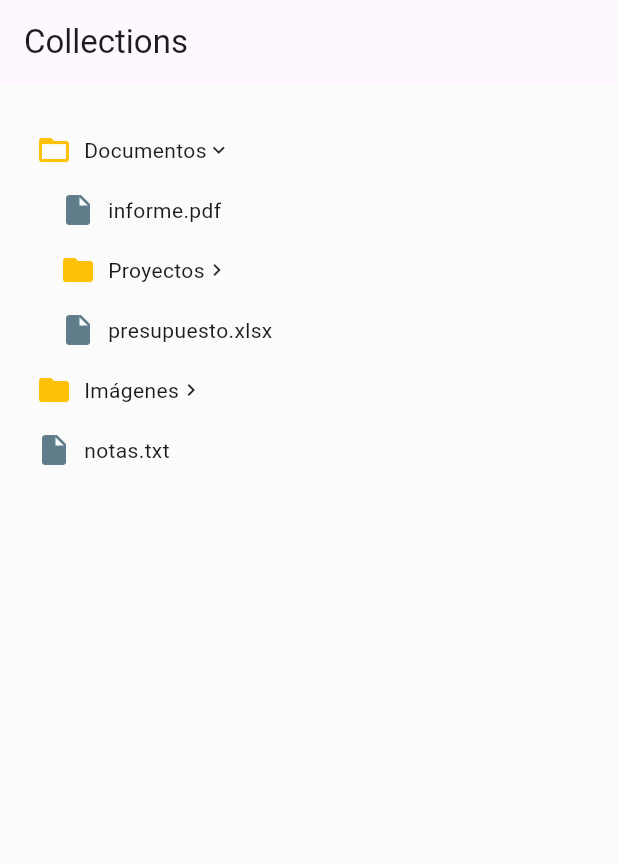
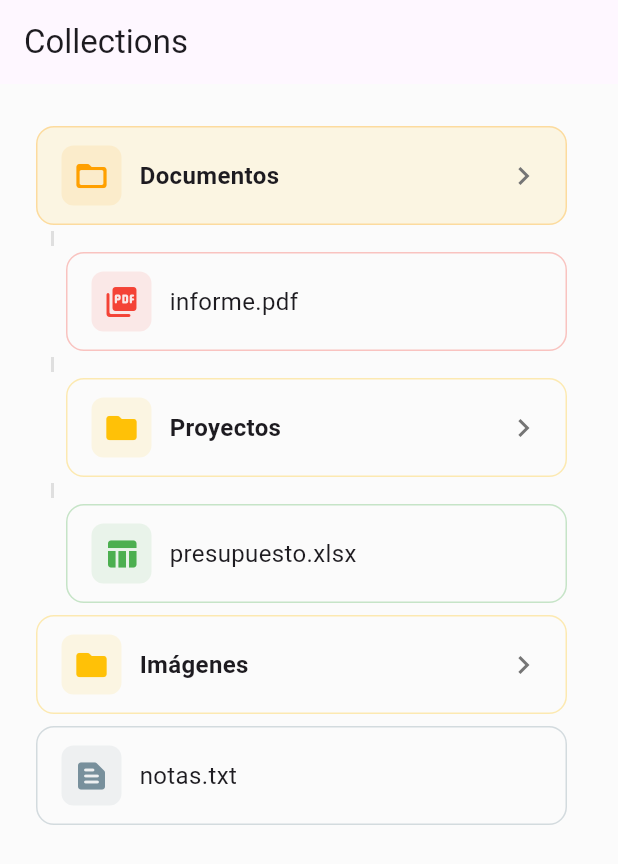
Before and after one commit to ameza-bit/nexust, a Flutter app: the CollectionsScreen screen opened directly, after a tap on "Documentos", on a phone screen of 412 x 824 dp. Shown: the top 864 px of the screen. Run offline on Flutter 3.47's test engine with Material 3 defaults, Android fonts, the phone set to English and light mode, and no system bars; our stand-ins replace easy_localization, go_router.

Commit message:
Agregar animaciones y mejorar la visualización de elementos en CollectionTreeItem

```diff
--- a/lib/ui/widgets/collections/collection_tree_item.dart
+++ b/lib/ui/widgets/collections/collection_tree_item.dart
@@ -17,50 +17,176 @@ class CollectionTreeItem extends StatefulWidget {
   State<CollectionTreeItem> createState() => _CollectionTreeItemState();
 }
 
-class _CollectionTreeItemState extends State<CollectionTreeItem> {
+class _CollectionTreeItemState extends State<CollectionTreeItem>
+    with SingleTickerProviderStateMixin {
+  late AnimationController _animationController;
+  late Animation<double> _rotationAnimation;
+
+  @override
+  void initState() {
+    super.initState();
+    _animationController = AnimationController(
+      duration: const Duration(milliseconds: 200),
+      vsync: this,
+    );
+    _rotationAnimation = Tween<double>(begin: 0.0, end: 0.25).animate(
+      CurvedAnimation(parent: _animationController, curve: Curves.easeInOut),
+    );
+
+    if (widget.entity.isExpanded) {
+      _animationController.value = 1.0;
+    }
+  }
+
+  @override
+  void didUpdateWidget(CollectionTreeItem oldWidget) {
+    super.didUpdateWidget(oldWidget);
+    if (widget.entity.isExpanded != oldWidget.entity.isExpanded) {
+      if (widget.entity.isExpanded) {
+        _animationController.forward();
+      } else {
+        _animationController.reverse();
+      }
+    }
+  }
+
+  @override
+  void dispose() {
+    _animationController.dispose();
+    super.dispose();
+  }
+
+  Color _getEntityColor() {
+    if (widget.entity.isDirectory) {
+      return widget.entity.isExpanded ? Color(0xFFFFA000) : Color(0xFFFFC107);
+    } else {
+      // Asignar colores según extensión de archivo
+      final name = widget.entity.name.toLowerCase();
+      if (name.endsWith('.pdf')) return Color(0xFFF44336); // Rojo para PDF
+      if (name.endsWith('.docx') || name.endsWith('.doc'))
+        return Color(0xFF2196F3); // Azul para Word
+      if (name.endsWith('.xlsx') || name.endsWith('.xls'))
+        return Color(0xFF4CAF50); // Verde para Excel
+      if (name.endsWith('.jpg') ||
+          name.endsWith('.png') ||
+          name.endsWith('.jpeg'))
+        return Color(0xFFE040FB); // Púrpura para imágenes
+      return Color(0xFF78909C); // Gris azulado para otros
+    }
+  }
+
+  IconData _getEntityIcon() {
+    if (widget.entity.isDirectory) {
+      return widget.entity.isExpanded
+          ? Icons.folder_open_rounded
+          : Icons.folder_rounded;
+    } else {
+      final name = widget.entity.name.toLowerCase();
+      if (name.endsWith('.pdf')) return Icons.picture_as_pdf_rounded;
+      if (name.endsWith('.docx') || name.endsWith('.doc'))
+        return Icons.description_rounded;
+      if (name.endsWith('.xlsx') || name.endsWith('.xls'))
+        return Icons.table_chart_rounded;
+      if (name.endsWith('.jpg') ||
+          name.endsWith('.png') ||
+          name.endsWith('.jpeg'))
+        return Icons.image_rounded;
+      if (name.endsWith('.txt')) return Icons.text_snippet_rounded;
+      return Icons.insert_drive_file_rounded;
+    }
+  }
+
   @override
   Widget build(BuildContext context) {
     return Column(
       crossAxisAlignment: CrossAxisAlignment.start,
       children: [
-        InkWell(
-          onTap: widget.entity.isDirectory ? widget.onTap : null,
-          child: Padding(
-            padding: EdgeInsets.only(
-              left: widget.depth * 16.0,
-              top: 8.0,
-              bottom: 8.0,
+        // Línea vertical que muestra la jerarquía
+        if (widget.depth > 0)
+          Container(
+            width: 2,
+            height: 10,
+            color: Colors.grey.withOpacity(0.3),
+            margin: EdgeInsets.only(left: widget.depth * 20.0 - 10),
+          ),
+        Material(
+          color: Colors.transparent,
+          child: InkWell(
+            onTap: widget.onTap,
+            borderRadius: BorderRadius.circular(12),
+            child: Container(
+              margin: EdgeInsets.only(
+                left: widget.depth * 20.0,
+                right: 10.0,
+                top: 4.0,
+                bottom: 4.0,
+              ),
+              padding: EdgeInsets.symmetric(horizontal: 16.0, vertical: 12.0),
+              decoration: BoxDecoration(
+                color:
+                    widget.entity.isDirectory
+                        ? (widget.entity.isExpanded
+                            ? Colors.amber.withOpacity(0.1)
+                            : Colors.transparent)
+                        : Colors.transparent,
+                borderRadius: BorderRadius.circular(12),
+                border: Border.all(
+                  color: _getEntityColor().withOpacity(0.3),
+                  width: 1.0,
+                ),
               ),
               child: Row(
                 children: [
-                Icon(
+                  // Icono del archivo o carpeta
+                  Container(
+                    padding: EdgeInsets.all(8),
+                    decoration: BoxDecoration(
+                      color: _getEntityColor().withOpacity(0.1),
+                      borderRadius: BorderRadius.circular(8),
+                    ),
+                    child: Icon(
+                      _getEntityIcon(),
+                      color: _getEntityColor(),
+                      size: 24.0,
+                    ),
+                  ),
+                  SizedBox(width: 12.0),
+                  // Nombre del archivo o carpeta
+                  Expanded(
+                    child: Text(
+                      widget.entity.name,
+                      style: TextStyle(
+                        fontSize: 16.0,
+                        fontWeight:
                             widget.entity.isDirectory
-                      ? (widget.entity.isExpanded
-                          ? Icons.folder_open
-                          : Icons.folder)
-                      : Icons.insert_drive_file,
-                  color:
-                      widget.entity.isDirectory
-                          ? Colors.amber
-                          : Colors.blueGrey,
+                                ? FontWeight.w600
+                                : FontWeight.normal,
                       ),
-                SizedBox(width: 8.0),
-                Text(widget.entity.name),
+                      overflow: TextOverflow.ellipsis,
+                    ),
+                  ),
+                  // Icono de flecha para carpetas
                   if (widget.entity.isDirectory)
-                  Icon(
-                    widget.entity.isExpanded
-                        ? Icons.keyboard_arrow_down
-                        : Icons.keyboard_arrow_right,
-                    size: 16.0,
+                    RotationTransition(
+                      turns: _rotationAnimation,
+                      child: Icon(
+                        Icons.keyboard_arrow_right,
+                        color: Colors.grey.shade600,
+                        size: 24.0,
+                      ),
                     ),
                 ],
               ),
             ),
           ),
-        if (widget.entity.isDirectory && widget.entity.isExpanded)
-          Column(
+        ),
+        // Contenedor para los elementos hijos con animación
+        AnimatedCrossFade(
+          firstChild: Container(),
+          secondChild: Column(
             children:
-                widget.entity.children.map((child) {
+                widget.entity.isDirectory
+                    ? widget.entity.children.map((child) {
                       return CollectionTreeItem(
                         entity: child,
                         depth: widget.depth + 1,
@@ -70,7 +196,14 @@ class _CollectionTreeItemState extends State<CollectionTreeItem> {
                           });
                         },
                       );
-                }).toList(),
+                    }).toList()
+                    : [],
+          ),
+          crossFadeState:
+              widget.entity.isExpanded
+                  ? CrossFadeState.showSecond
+                  : CrossFadeState.showFirst,
+          duration: Duration(milliseconds: 300),
         ),
       ],
     );
```
Lines whose indentation alone changed are shown as unchanged.
